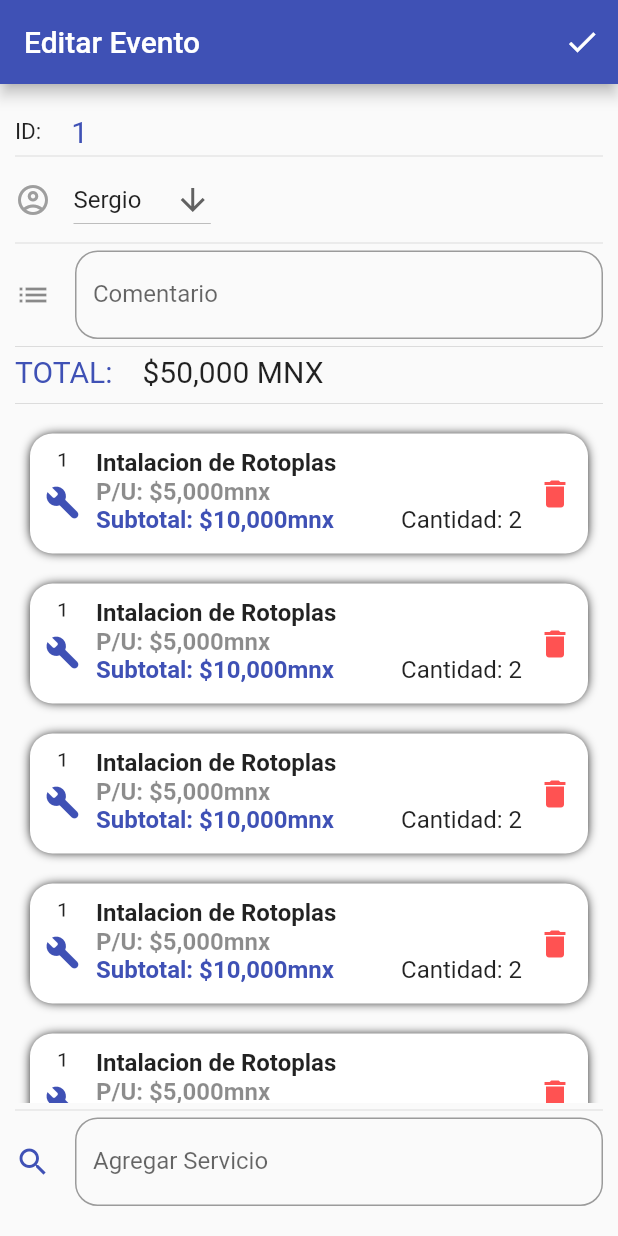
After one commit to zayser99/ServicesManagerApp, a Flutter app: the EditarEvento screen opened by its route, on a phone screen of 412 x 824 dp. The commit adds this screen. Run offline on Flutter 3.47's test engine with Material 2 defaults, Android fonts, the light colour scheme and no system bars.

Commit message:
se completo el maquetado de la seccion de eventos

```diff
--- a/lib/main.dart
+++ b/lib/main.dart
@@ -40,6 +40,8 @@ class MyApp extends StatelessWidget {
         'EditarCliente': (_) => const EditarCliente(),
         'AgregarCotizacion': (_) => const AgregarCotizacion(),
         'EditarCotizacion': (_) => const EditarCotizacion(),
+        'AgregarEvento': (_) => const AgregarEvento(),
+        'EditarEvento': (_) => const EditarEvento(),
       },
       onGenerateRoute: (settings) {
         return MaterialPageRoute(
--- /dev/null
+++ b/lib/screens/forms/editar_evento.dart
@@ -0,0 +1,147 @@
+import 'package:flutter/material.dart';
+import 'package:services_manager_app/widgets/widgets.dart';
+
+class EditarEvento extends StatefulWidget {
+  const EditarEvento({Key? key}) : super(key: key);
+
+  @override
+  State<EditarEvento> createState() => _EditarEventoState();
+}
+
+class _EditarEventoState extends State<EditarEvento> {
+  String dropdownValue = 'Sergio';
+  @override
+  Widget build(BuildContext context) {
+    return Scaffold(
+      appBar: AppBar(
+        automaticallyImplyLeading: false,
+        title: const Text('Editar Evento'),
+        actions: [
+          IconButton(
+            icon: const Icon(Icons.check),
+            tooltip: 'Editar Evento',
+            onPressed: () {
+              Navigator.pop(context);
+            },
+          ),
+        ],
+      ),
+      body: Padding(
+        padding: const EdgeInsets.symmetric(horizontal: 10, vertical: 20),
+        child: Column(
+          children: [
+            _showID('1'),
+            const Divider(height: 10),
+            _inputTipo(),
+            const Divider(height: 10),
+            _inputCom(),
+            const Divider(height: 10),
+            _showTotal('50,000'),
+            const Divider(height: 20),
+            _lisviewServicios(),
+            const Divider(height: 10),
+            _inputBuscarServicio()
+          ],
+        ),
+      ),
+    );
+  }
+
+  Widget _showID(id) {
+    return Row(
+      children: [
+        const Text('ID:', style: TextStyle(fontSize: 15)),
+        const SizedBox(width: 20),
+        Text(
+          id,
+          style: const TextStyle(fontSize: 20, color: Colors.indigo),
+        ),
+      ],
+    );
+  }
+
+  Widget _showTotal(total) {
+    return Row(
+      children: [
+        const Text('TOTAL:',
+            style: TextStyle(fontSize: 20, color: Colors.indigo)),
+        const SizedBox(width: 20),
+        Text(
+          "\$" + total + " MNX",
+          style: const TextStyle(fontSize: 20),
+        ),
+      ],
+    );
+  }
+
+  Widget _inputCom() {
+    return TextField(
+      decoration: InputDecoration(
+        border: OutlineInputBorder(borderRadius: BorderRadius.circular(15)),
+        hintText: 'Comentario de la cotizacion',
+        labelText: 'Comentario',
+        icon: const Icon(Icons.list),
+      ),
+    );
+  }
+
+  Widget _inputBuscarServicio() {
+    return TextField(
+      decoration: InputDecoration(
+        border: OutlineInputBorder(borderRadius: BorderRadius.circular(15)),
+        hintText: 'Buscar Servicio',
+        labelText: 'Agregar Servicio',
+        icon: const Icon(Icons.search, color: Colors.indigo),
+      ),
+    );
+  }
+
+  Widget _inputTipo() {
+    return Row(
+      children: [
+        const Padding(
+          padding: EdgeInsets.only(right: 15),
+          child: Icon(Icons.account_circle_outlined, color: Colors.grey),
+        ),
+        DropdownButton<String>(
+          value: dropdownValue,
+          icon: const Icon(Icons.arrow_downward),
+          iconSize: 24,
+          elevation: 16,
+          onChanged: (String? newValue) {
+            setState(() {
+              dropdownValue = newValue!;
+            });
+          },
+          items: <String>[
+            'Sergio',
+            'Manuel ',
+            'Pablo',
+            'Alejandro',
+            'Alejandra',
+            'Pao'
+          ].map<DropdownMenuItem<String>>((String value) {
+            return DropdownMenuItem<String>(
+              value: value,
+              child: Text(value),
+            );
+          }).toList(),
+        ),
+      ],
+    );
+  }
+
+  Widget _lisviewServicios() {
+    return Expanded(
+      child: SizedBox(
+        width: double.infinity,
+        child: ListView.builder(
+          itemCount: 5,
+          itemBuilder: (BuildContext context, int index) {
+            return const TarjetaServiciosMini();
+          },
+        ),
+      ),
+    );
+  }
+}
--- a/lib/screens/screens.dart
+++ b/lib/screens/screens.dart
@@ -17,3 +17,5 @@ export 'package:services_manager_app/screens/forms/agregar_cliente.dart';
 export 'package:services_manager_app/screens/forms/editar_cliente.dart';
 export 'package:services_manager_app/screens/forms/agregar_cotizacion.dart';
 export 'package:services_manager_app/screens/forms/editar_cotizacion.dart';
+export 'package:services_manager_app/screens/forms/agregar_evento.dart';
+export 'package:services_manager_app/screens/forms/editar_evento.dart';
--- a/lib/widgets/tarjeta_servicios_mini.dart
+++ b/lib/widgets/tarjeta_servicios_mini.dart
@@ -110,7 +110,7 @@ class _TarjetaServiciosMiniState extends State<TarjetaServiciosMini> {
                   style: TextStyle(color: Colors.red),
                 ),
                 content: const Text(
-                  '¿Seguro que desea Eliminar "Instalacion de rotoplas" de tu cotización?',
+                  '¿Seguro que desea Eliminar "Instalacion de rotoplas" de tu lista?',
                 ),
                 actions: <Widget>[
                   TextButton(
```
Also changed, not shown: lib/screens/eventos_screen.dart (+9 -4 lines), lib/screens/forms/agregar_evento.dart (added, +147 -0 lines), lib/widgets/tarjeta_eventos.dart (+38 -4 lines).
